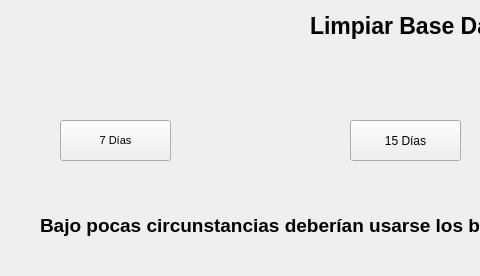
Above: UI/mantenimiento_base_datos.ui from adriii0104/loteria_sistema before the change; both pictures show x 0 to 480 and y 0 to 276 of the 800 by 276 pixel window. Below: the same form after it.
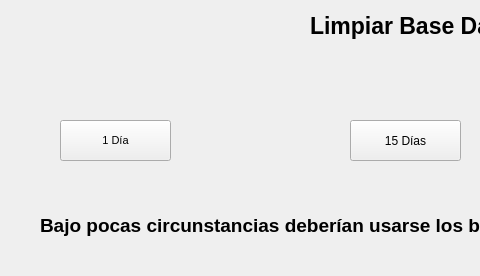
That is the form after the change.

```diff
--- a/UI/mantenimiento_base_datos.ui
+++ b/UI/mantenimiento_base_datos.ui
@@ -55,7 +55,7 @@
      </font>
     </property>
     <property name="text">
-     <string>7 Días</string>
+     <string>1 Día</string>
     </property>
    </widget>
    <widget class="QLabel" name="label">
```
Left out of the diff: 2 changed lines with no effect on the pictures.
